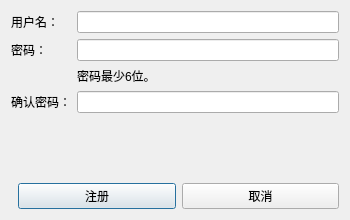
Old version of the form registerdialog.ui in the repository YCX81/ERP.
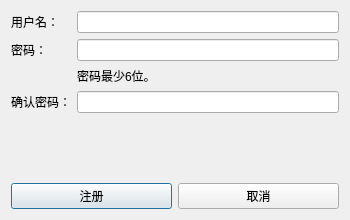
New version of the form.

```diff
--- a/registerdialog.ui
+++ b/registerdialog.ui
@@ -80,13 +80,6 @@
    <!-- 按钮布局 -->
    <item>
     <layout class="QHBoxLayout" name="buttonLayout">
-     <item>
-      <spacer name="horizontalSpacer">
-       <property name="orientation">
-        <enum>Qt::Horizontal</enum>
-       </property>
-      </spacer>
-     </item>
      <item>
       <widget class="QPushButton" name="registerButton">
        <property name="text">
```
Left out of the diff: 19 changed lines with no effect on the pictures.
